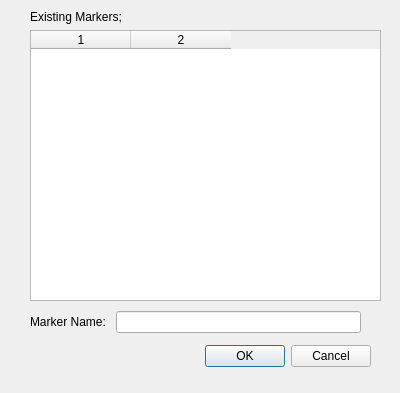
FRIBDAQ/SpecTcl, file main/spectra/src/MarkerDialog.ui: the form before one commit.
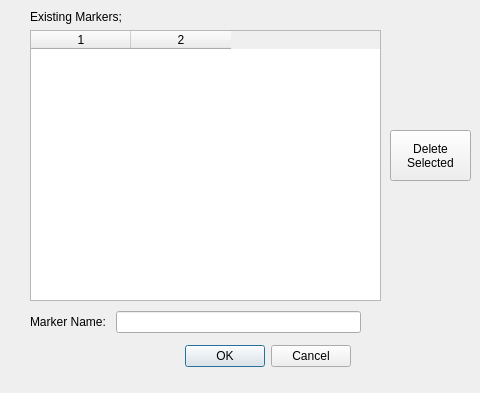
The form after the commit.

Commit message: Added delete selected button.  Need to actually implement functionality though

Patch:
```diff
--- a/main/spectra/src/MarkerDialog.ui
+++ b/main/spectra/src/MarkerDialog.ui
@@ -6,7 +6,7 @@
    <rect>
     <x>0</x>
     <y>0</y>
-    <width>400</width>
+    <width>480</width>
     <height>393</height>
    </rect>
   </property>
@@ -16,7 +16,7 @@
   <widget class="QDialogButtonBox" name="pMarkerDialogButtonBox">
    <property name="geometry">
     <rect>
-     <x>30</x>
+     <x>10</x>
      <y>340</y>
      <width>341</width>
      <height>32</height>
@@ -83,6 +83,20 @@
     </item>
    </layout>
   </widget>
+  <widget class="QPushButton" name="pDelete">
+   <property name="geometry">
+    <rect>
+     <x>390</x>
+     <y>130</y>
+     <width>81</width>
+     <height>51</height>
+    </rect>
+   </property>
+   <property name="text">
+    <string>Delete
+Selected</string>
+   </property>
+  </widget>
  </widget>
  <resources/>
  <connections>
```
The commit also changes 2 other files.
